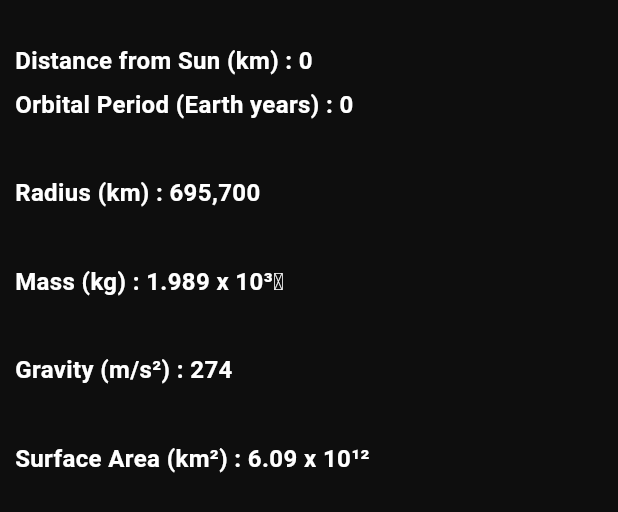
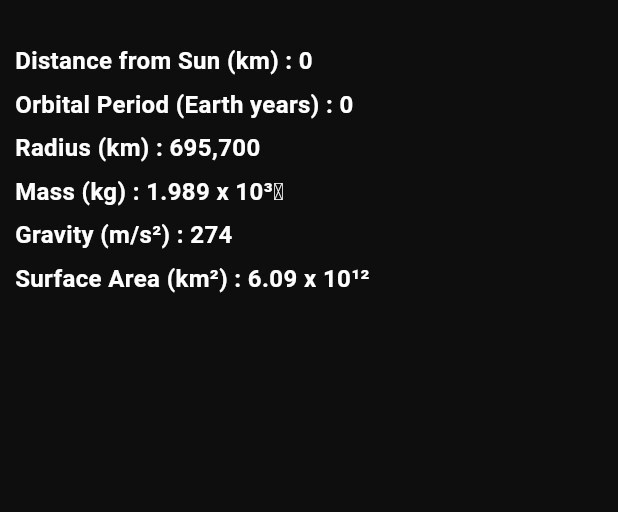
Before and after one commit to tmoawad26-maker/spaceapp, a Flutter app: the PlanetInfoWidget widget shown alone on an empty page, opened directly with sample values from the repository, on a phone screen of 412 x 824 dp. Shown: the top 512 px of the screen. Run offline on Flutter 3.47's test engine with Material 3 defaults, Android fonts, the phone set to English and light mode, and no system bars; missing offline and left inert: flutter_3d_controller.

Commit message:
minimize spacing between widgets

```diff
--- a/lib/features/planet_details/widgets/planet_info_widget.dart
+++ b/lib/features/planet_details/widgets/planet_info_widget.dart
@@ -42,7 +42,7 @@ class PlanetInfoWidget extends StatelessWidget {
               style: TextStyle(color: AppColors.white , fontSize: 16,
                 fontWeight: .w700),
             ),
-            SizedBox(height: 36,),
+            SizedBox(height: 6,),
             Text(
               '${AppStrings.radius} : ${planetInfoModel.radius}',
               style: TextStyle(color: AppColors.white,
@@ -50,7 +50,7 @@ class PlanetInfoWidget extends StatelessWidget {
                 fontWeight: .w700
               ),
             ),
-            SizedBox(height: 36,),
+            SizedBox(height: 6,),
             Text(
               '${AppStrings.mass} : ${planetInfoModel.mass}',
               style: TextStyle(color: AppColors.white,
@@ -58,7 +58,7 @@ class PlanetInfoWidget extends StatelessWidget {
                 fontWeight: .w700
               ),
             ),
-            SizedBox(height: 36,),
+            SizedBox(height: 6,),
             Text(
               '${AppStrings.gravity} : ${planetInfoModel.gravity}',
               style: TextStyle(color: AppColors.white,
@@ -66,7 +66,7 @@ class PlanetInfoWidget extends StatelessWidget {
                 fontWeight: .w700
               ),
             ),
-            SizedBox(height: 36,),
+            SizedBox(height: 6,),
             Text(
               '${AppStrings.surfaceArea} : ${planetInfoModel.surfaceAreay}',
               style: TextStyle(color: AppColors.white,fontSize: 16,
```
